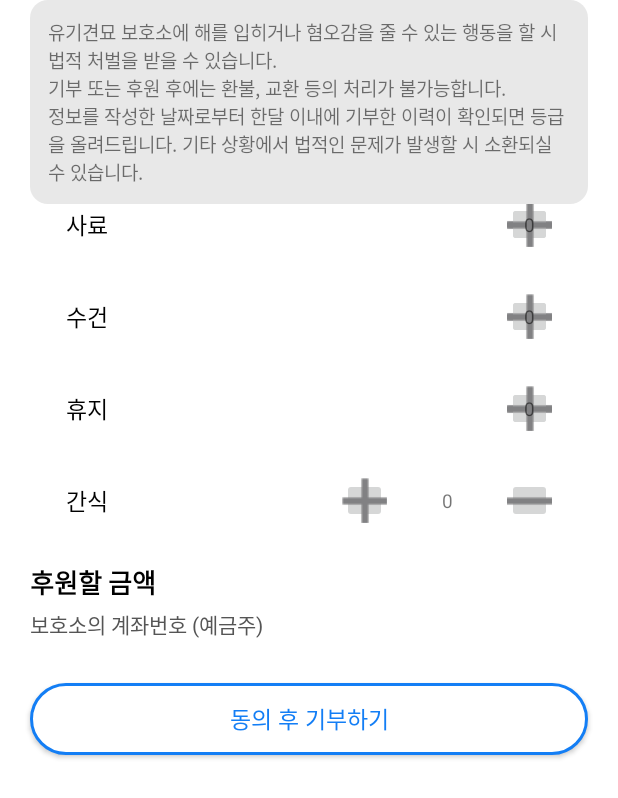
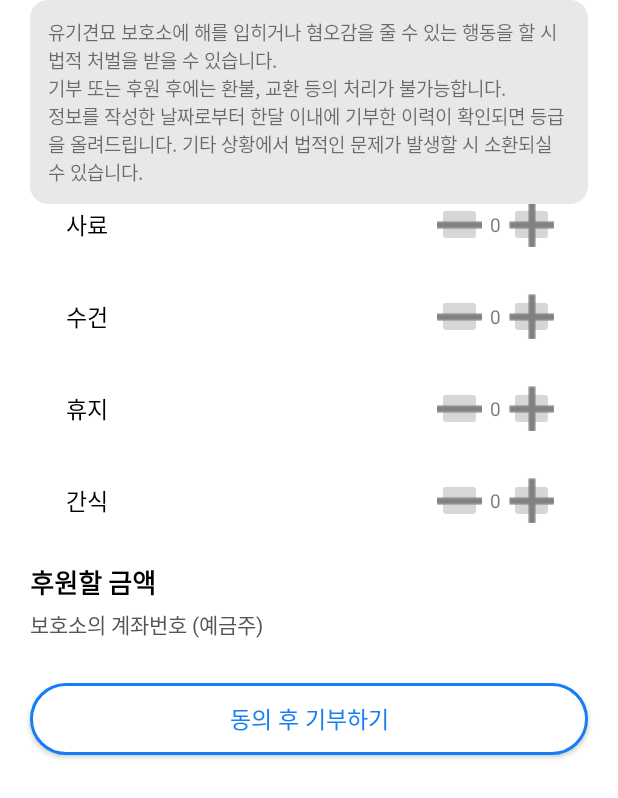
Before and after one commit to LHyunSoo/DonerPets, an Android app: the DonationActivity screen opened directly, with no data from a screen before it, on a phone screen of 412 x 824 dp. Shown: the top 798 px of the screen. Run offline under Robolectric (Android 15) with nearby library versions, the phone set to English and light mode, and no system bars; our stand-ins replace Firebase (no records; nobody signed in at launch, a user with empty details on screens opened directly).

Commit message:
update donation page!!

```diff
--- a/app/src/main/res/layout/activity_donation.xml
+++ b/app/src/main/res/layout/activity_donation.xml
@@ -98,13 +98,16 @@
                 app:layout_constraintStart_toStartOf="parent"
                 app:layout_constraintTop_toTopOf="parent" />
 
-            <androidx.constraintlayout.widget.ConstraintLayout
-                android:id="@+id/constraintLayout611"
+            <LinearLayout
+                android:id="@+id/linearLayout611"
                 android:layout_width="wrap_content"
                 android:layout_height="wrap_content"
+                android:layout_marginStart="220dp"
                 android:layout_marginEnd="24dp"
+                android:orientation="horizontal"
                 app:layout_constraintBottom_toBottomOf="parent"
                 app:layout_constraintEnd_toEndOf="parent"
+                app:layout_constraintStart_toEndOf="@+id/textView30"
                 app:layout_constraintTop_toTopOf="parent">
 
                 <ImageButton
@@ -114,6 +117,20 @@
                     android:src="@drawable/icon_add_sharp1"
                     tools:layout_editor_absoluteX="110dp" />
 
+                <TextView
+                    android:id="@+id/feed"
+                    android:layout_width="match_parent"
+                    android:layout_height="match_parent"
+                    android:gravity="center"
+                    android:paddingLeft="5dp"
+                    android:paddingRight="5dp"
+                    android:text="0"
+                    android:textSize="12.5sp"
+                    app:layout_constraintBottom_toBottomOf="parent"
+                    app:layout_constraintEnd_toStartOf="@+id/feedUp"
+                    app:layout_constraintStart_toEndOf="@+id/feedDown"
+                    app:layout_constraintTop_toTopOf="parent" />
+
                 <ImageButton
                     android:id="@+id/feedUp"
                     android:layout_width="30dp"
@@ -121,18 +138,7 @@
                     android:src="@drawable/icon_add_sharp"
                     tools:layout_editor_absoluteX="155dp" />
 
-                <TextView
-                    android:id="@+id/feed"
-                    android:layout_width="wrap_content"
-                    android:layout_height="wrap_content"
-                    android:text="0"
-                    android:textSize="12.5sp"
-                    app:layout_constraintBottom_toBottomOf="parent"
-                    app:layout_constraintEnd_toStartOf="@+id/feedUp"
-                    app:layout_constraintStart_toEndOf="@+id/feedDown"
-                    app:layout_constraintTop_toTopOf="parent" />
-
-            </androidx.constraintlayout.widget.ConstraintLayout>
+            </LinearLayout>
 
         </androidx.constraintlayout.widget.ConstraintLayout>
 
@@ -158,14 +164,18 @@
                 app:layout_constraintStart_toStartOf="parent"
                 app:layout_constraintTop_toTopOf="parent" />
 
-            <androidx.constraintlayout.widget.ConstraintLayout
-                android:id="@+id/constraintLayout621"
+            <LinearLayout
+                android:id="@+id/linearLayout621"
                 android:layout_width="wrap_content"
                 android:layout_height="wrap_content"
+                android:layout_marginStart="220dp"
                 android:layout_marginEnd="24dp"
+                android:gravity="center"
                 app:layout_constraintBottom_toBottomOf="parent"
                 app:layout_constraintEnd_toEndOf="parent"
-                app:layout_constraintTop_toTopOf="parent">
+                app:layout_constraintStart_toEndOf="@+id/textView32"
+                app:layout_constraintTop_toTopOf="parent"
+                android:orientation="horizontal">
 
                 <ImageButton
                     android:id="@+id/towelDown"
@@ -174,6 +184,20 @@
                     android:src="@drawable/icon_add_sharp1"
                     tools:layout_editor_absoluteX="110dp" />
 
+                <TextView
+                    android:id="@+id/towel"
+                    android:layout_width="match_parent"
+                    android:layout_height="match_parent"
+                    android:gravity="center"
+                    android:paddingLeft="5dp"
+                    android:paddingRight="5dp"
+                    android:text="0"
+                    android:textSize="12.5sp"
+                    app:layout_constraintBottom_toBottomOf="parent"
+                    app:layout_constraintEnd_toStartOf="@+id/towelUp"
+                    app:layout_constraintStart_toEndOf="@+id/towelDown"
+                    app:layout_constraintTop_toTopOf="parent" />
+
                 <ImageButton
                     android:id="@+id/towelUp"
                     android:layout_width="30dp"
@@ -181,18 +205,7 @@
                     android:src="@drawable/icon_add_sharp"
                     tools:layout_editor_absoluteX="155dp" />
 
-                <TextView
-                    android:id="@+id/towel"
-                    android:layout_width="wrap_content"
-                    android:layout_height="wrap_content"
-                    android:text="0"
-                    android:textSize="12.5sp"
-                    app:layout_constraintBottom_toBottomOf="parent"
-                    app:layout_constraintEnd_toStartOf="@+id/towelUp"
-                    app:layout_constraintStart_toEndOf="@+id/towelDown"
-                    app:layout_constraintTop_toTopOf="parent" />
-
-            </androidx.constraintlayout.widget.ConstraintLayout>
+            </LinearLayout>
 
         </androidx.constraintlayout.widget.ConstraintLayout>
 
@@ -218,13 +231,16 @@
                 app:layout_constraintStart_toStartOf="parent"
                 app:layout_constraintTop_toTopOf="parent" />
 
-            <androidx.constraintlayout.widget.ConstraintLayout
-                android:id="@+id/constraintLayout631"
+            <LinearLayout
+                android:id="@+id/linearLayout631"
                 android:layout_width="wrap_content"
                 android:layout_height="wrap_content"
+                android:layout_marginStart="220dp"
                 android:layout_marginEnd="24dp"
+                android:orientation="horizontal"
                 app:layout_constraintBottom_toBottomOf="parent"
                 app:layout_constraintEnd_toEndOf="parent"
+                app:layout_constraintStart_toEndOf="@+id/textView34"
                 app:layout_constraintTop_toTopOf="parent">
 
                 <ImageButton
@@ -234,6 +250,20 @@
                     android:src="@drawable/icon_add_sharp1"
                     tools:layout_editor_absoluteX="110dp" />
 
+                <TextView
+                    android:id="@+id/tissue"
+                    android:layout_width="match_parent"
+                    android:layout_height="match_parent"
+                    android:gravity="center"
+                    android:paddingLeft="5dp"
+                    android:paddingRight="5dp"
+                    android:text="0"
+                    android:textSize="12.5sp"
+                    app:layout_constraintBottom_toBottomOf="parent"
+                    app:layout_constraintEnd_toStartOf="@+id/tissueUp"
+                    app:layout_constraintStart_toEndOf="@+id/tissueDown"
+                    app:layout_constraintTop_toTopOf="parent" />
+
                 <ImageButton
                     android:id="@+id/tissueUp"
                     android:layout_width="30dp"
@@ -241,18 +271,7 @@
                     android:src="@drawable/icon_add_sharp"
                     tools:layout_editor_absoluteX="155dp" />
 
-                <TextView
-                    android:id="@+id/tissue"
-                    android:layout_width="wrap_content"
-                    android:layout_height="wrap_content"
-                    android:text="0"
-                    android:textSize="12.5sp"
-                    app:layout_constraintBottom_toBottomOf="parent"
-                    app:layout_constraintEnd_toStartOf="@+id/tissueUp"
-                    app:layout_constraintStart_toEndOf="@+id/tissueDown"
-                    app:layout_constraintTop_toTopOf="parent" />
-
-            </androidx.constraintlayout.widget.ConstraintLayout>
+            </LinearLayout>
 
         </androidx.constraintlayout.widget.ConstraintLayout>
 
@@ -278,22 +297,38 @@
                 app:layout_constraintStart_toStartOf="parent"
                 app:layout_constraintTop_toTopOf="parent" />
 
-            <androidx.constraintlayout.widget.ConstraintLayout
-                android:id="@+id/constraintLayout641"
+            <LinearLayout
+                android:id="@+id/linearLayout641"
                 android:layout_width="wrap_content"
                 android:layout_height="wrap_content"
+                android:layout_marginStart="220dp"
                 android:layout_marginEnd="24dp"
+                android:orientation="horizontal"
                 app:layout_constraintBottom_toBottomOf="parent"
                 app:layout_constraintEnd_toEndOf="parent"
+                app:layout_constraintStart_toEndOf="@+id/textView36"
                 app:layout_constraintTop_toTopOf="parent">
 
                 <ImageButton
                     android:id="@+id/snackDown"
                     android:layout_width="30dp"
                     android:layout_height="30dp"
-                    android:layout_marginStart="110dp"
                     android:src="@drawable/icon_add_sharp1"
                     app:layout_constraintStart_toStartOf="parent" />
+
+                <TextView
+                    android:id="@+id/snack"
+                    android:layout_width="match_parent"
+                    android:layout_height="match_parent"
+                    android:gravity="center"
+                    android:paddingLeft="5dp"
+                    android:paddingRight="5dp"
+                    android:text="0"
+                    android:textSize="12.5sp"
+                    app:layout_constraintBottom_toBottomOf="parent"
+                    app:layout_constraintEnd_toStartOf="@+id/snackUp"
+                    app:layout_constraintStart_toEndOf="@+id/snackDown"
+                    app:layout_constraintTop_toTopOf="parent" />
 
                 <ImageButton
                     android:id="@+id/snackUp"
@@ -302,18 +337,7 @@
                     android:src="@drawable/icon_add_sharp"
                     tools:layout_editor_absoluteX="155dp" />
 
-                <TextView
-                    android:id="@+id/snack"
-                    android:layout_width="wrap_content"
-                    android:layout_height="wrap_content"
-                    android:text="0"
-                    android:textSize="12.5sp"
-                    app:layout_constraintBottom_toBottomOf="parent"
-                    app:layout_constraintEnd_toStartOf="@+id/snackUp"
-                    app:layout_constraintStart_toEndOf="@+id/snackDown"
-                    app:layout_constraintTop_toTopOf="parent" />
-
-            </androidx.constraintlayout.widget.ConstraintLayout>
+            </LinearLayout>
 
         </androidx.constraintlayout.widget.ConstraintLayout>
 
@@ -363,15 +387,16 @@
             android:id="@+id/donation"
             android:layout_width="0dp"
             android:layout_height="wrap_content"
+            android:layout_marginStart="8dp"
             android:layout_marginEnd="20dp"
             android:ems="10"
+            android:gravity="end"
             android:hint="금액을 입력하세요."
             android:inputType="number"
             app:layout_constraintBottom_toBottomOf="parent"
             app:layout_constraintEnd_toStartOf="@+id/textView27"
             app:layout_constraintStart_toStartOf="parent"
-            app:layout_constraintTop_toTopOf="parent"
-            android:gravity="end" />
+            app:layout_constraintTop_toTopOf="parent" />
 
         <TextView
             android:id="@+id/textView27"
```
